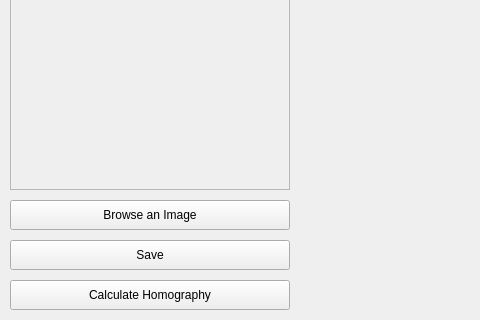
Above: ui/gui.ui from csonthomisi/tennis-ball-marker-gui before the change; both pictures show x 0 to 480 and y 380 to 700 of the 1130 by 700 pixel window. Below: the same form after it.
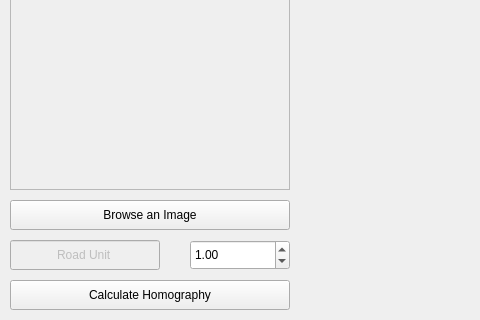
That is the form after the change.

Commit message: added road unit

```diff
--- a/ui/gui.ui
+++ b/ui/gui.ui
@@ -160,15 +160,15 @@
      </property>
     </widget>
    </widget>
-   <widget class="QPushButton" name="save_btn">
+   <widget class="QLineEdit" name="lineEdit">
     <property name="enabled">
-     <bool>true</bool>
+     <bool>false</bool>
     </property>
     <property name="geometry">
      <rect>
       <x>10</x>
       <y>620</y>
-      <width>280</width>
+      <width>150</width>
       <height>30</height>
      </rect>
     </property>
@@ -179,7 +179,29 @@
      </sizepolicy>
     </property>
     <property name="text">
-     <string>Save</string>
+     <string>Road Unit</string>
+    </property>
+    <property name="alignment">
+     <set>Qt::AlignCenter</set>
+    </property>
+   </widget>
+   <widget class="QDoubleSpinBox" name="road_unit">
+    <property name="geometry">
+     <rect>
+      <x>190</x>
+      <y>620</y>
+      <width>100</width>
+      <height>30</height>
+     </rect>
+    </property>
+    <property name="sizePolicy">
+     <sizepolicy hsizetype="Expanding" vsizetype="Expanding">
+      <horstretch>0</horstretch>
+      <verstretch>0</verstretch>
+     </sizepolicy>
+    </property>
+    <property name="value">
+     <double>1.000000000000000</double>
     </property>
    </widget>
   </widget>
```
The commit also changes 2 other files.
